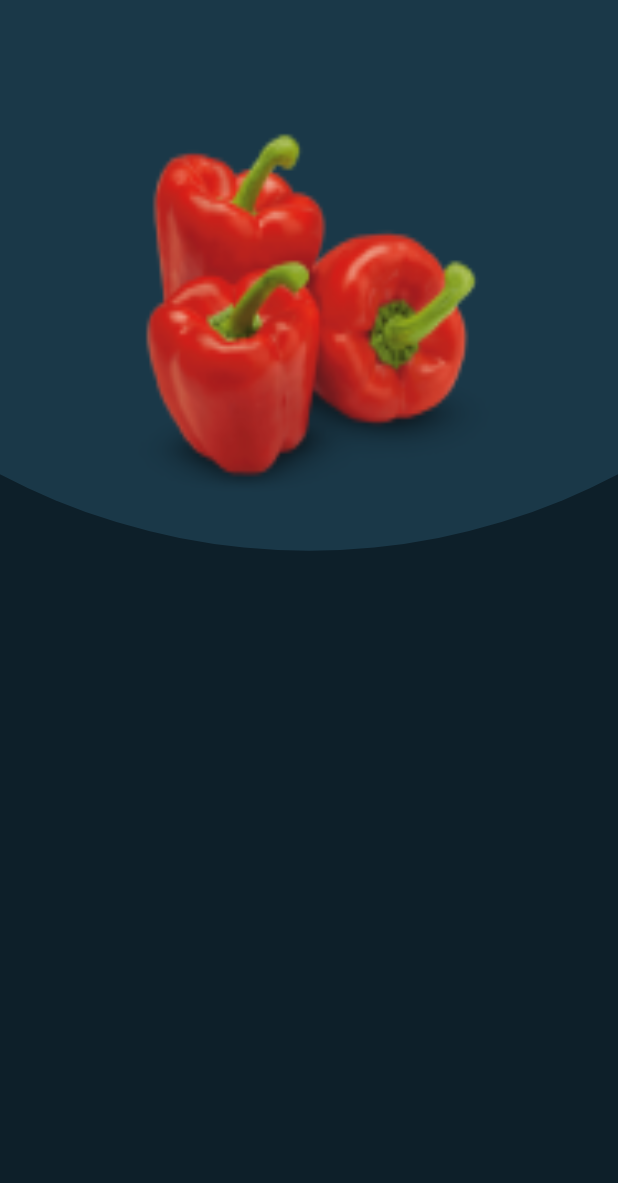
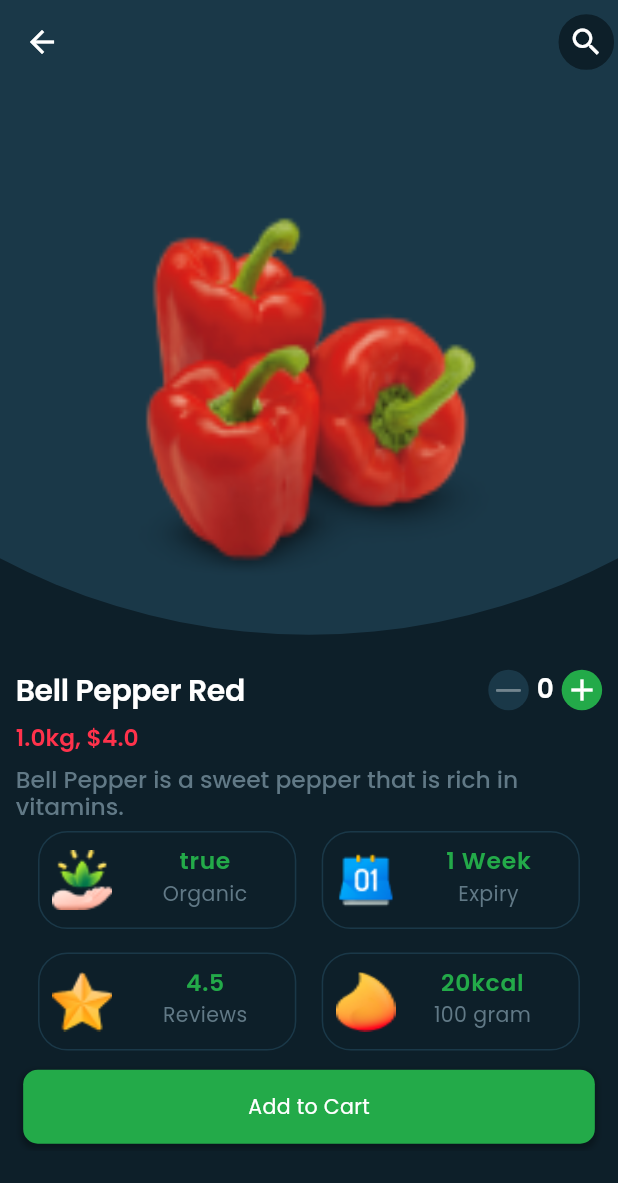
Before and after one commit to Manahil-Aamir/grocery_store, a Flutter app: the LandingPage screen opened by its route, after a tap on "Bell Pepper Red", on a phone screen of 412 x 824 dp. Shown: the top 1183 px of the screen. Run offline on Flutter 3.47's test engine with Material 3 defaults, Android fonts, the light colour scheme and no system bars; our stand-ins replace badges, cached_network_image, firebase_core, flutter_animate, flutter_screenutil, flutter_svg and 1 more; accounts and stored records are empty.

Commit message:
product and firebaase connection

```diff
--- a/lib/main.dart
+++ b/lib/main.dart
@@ -1,6 +1,10 @@
+import 'package:firebase_core/firebase_core.dart';
 import 'package:flutter/material.dart';
 import 'package:flutter_project/app.dart';
+import 'package:flutter_project/firebase_options.dart';
 
-void main() {
+void main() async {
+  WidgetsFlutterBinding.ensureInitialized();
+  await Firebase.initializeApp(options: DefaultFirebaseOptions.currentPlatform);
   runApp(const App());
 }
--- a/lib/modules/landingscreen/widgets/categoryview.dart
+++ b/lib/modules/landingscreen/widgets/categoryview.dart
@@ -2,7 +2,9 @@ import 'package:flutter/material.dart';
 import 'package:flutter_project/modules/landingscreen/controller/landing_controller.dart';
 import 'package:flutter_project/modules/landingscreen/widgets/customcategory.dart';
 import 'package:flutter_project/shared/components/widgets/customimageview.dart';
+import 'package:flutter_project/shared/extensions/widget_extensions.dart';
 import 'package:flutter_project/shared/resource/assets/images.dart';
+import 'package:flutter_project/shared/routes/Routes.dart';
 import 'package:flutter_screenutil/flutter_screenutil.dart';
 import 'package:get/get.dart';
 
@@ -30,7 +32,9 @@ class CategoryView extends GetView<LandingController> {
                     .textTheme
                     .headlineSmall
                     ?.copyWith(color: theme.primaryColor),
-              ),
+              ).click(onTap: () {
+                Get.toNamed(Routes.category);
+              }),
             ],
           ),
           10.verticalSpace,
--- a/lib/modules/product/controller/product_controller.dart
+++ b/lib/modules/product/controller/product_controller.dart
@@ -1,3 +1,9 @@
 import 'package:get/get.dart';
 
-class ProductController extends GetxController {}
+class ProductController extends GetxController {
+  int number = 0;
+
+  String num() {
+    return number.toString();
+  }
+}
--- a/lib/modules/product/view/product_page.dart
+++ b/lib/modules/product/view/product_page.dart
@@ -1,7 +1,10 @@
 import 'package:flutter/material.dart';
-import 'package:flutter/widgets.dart';
 import 'package:flutter_project/modules/product/controller/product_controller.dart';
+import 'package:flutter_project/modules/product/widgets/details.dart';
+import 'package:flutter_project/modules/product/widgets/maindetails.dart';
 import 'package:flutter_project/shared/components/classes/customitem.dart';
+import 'package:flutter_project/shared/components/widgets/custom_appbar.dart';
+import 'package:flutter_project/shared/components/widgets/custom_button.dart';
 import 'package:flutter_project/shared/components/widgets/customimageview.dart';
 import 'package:flutter_screenutil/flutter_screenutil.dart';
 import 'package:get/get.dart';
@@ -16,7 +19,12 @@ class ProductPage extends GetView<ProductController> {
     CustomItem item = Get.arguments;
     final theme = context.theme;
     return Scaffold(
-        body: Stack(
+        appBar: const CustomAppbar(),
+        body: Column(
+          children: [
+            SizedBox(
+              height: 400.h,
+              child: Stack(
                 children: [
                   Positioned(
                     top: -530.h,
@@ -24,8 +32,8 @@ class ProductPage extends GetView<ProductController> {
                     child: Container(
                       height: 906.h,
                       width: 906.w,
-            decoration:
-                BoxDecoration(shape: BoxShape.circle, color: theme.cardColor),
+                      decoration: BoxDecoration(
+                          shape: BoxShape.circle, color: theme.cardColor),
                     ),
                   ),
                   Positioned(
@@ -37,12 +45,39 @@ class ProductPage extends GetView<ProductController> {
                         imageSize: const Size(270, 250),
                         fit: BoxFit.fill),
                   ),
-        Positioned(
-          top: 600.h,
-          child: const Column(
-            children: [],
+                ],
               ),
-        )
+            ),
+            MainDetails(item: item),
+            8.verticalSpace,
+            Padding(
+              padding: EdgeInsets.symmetric(horizontal: 10.w),
+              child: Row(
+                children: [
+                  Text('${item.weight}kg, \$${item.price}',
+                      style: Theme.of(context)
+                          .textTheme
+                          .headlineSmall
+                          ?.copyWith(color: const Color(0xFFFF324B))),
+                ],
+              ),
+            ),
+            8.verticalSpace,
+            Padding(
+              padding: EdgeInsets.symmetric(horizontal: 10.w),
+              child: Text(item.description,
+                  style: Theme.of(context).textTheme.displayMedium),
+            ),
+            8.verticalSpace,
+            Details(item: item),
+            8.verticalSpace,
+            Padding(
+              padding: EdgeInsets.symmetric(horizontal: 10.w),
+              child: CustomButton(
+                text: 'Add to Cart',
+                onPressed: () {},
+              ),
+            ),
           ],
         ));
   }
--- /dev/null
+++ b/lib/modules/product/widgets/circularbutton.dart
@@ -0,0 +1,39 @@
+import 'package:flutter/material.dart';
+
+class CircularButton extends StatelessWidget {
+  final IconData icon;
+  final Color iconColor;
+  final Color containerColor;
+  final VoidCallback? onPressed;
+
+  const CircularButton({
+    super.key,
+    required this.icon,
+    required this.iconColor,
+    required this.containerColor,
+    this.onPressed,
+  });
+
+  @override
+  Widget build(BuildContext context) {
+    return Container(
+      height: 27.0,
+      width: 27.0,
+      decoration: BoxDecoration(
+        color: containerColor,
+        shape: BoxShape.circle,
+      ),
+      child: Center(
+        child: IconButton(
+          padding: EdgeInsets.zero,
+          onPressed: onPressed,
+          icon: Icon(
+            icon,
+            size: 24.0,
+            color: iconColor,
+          ),
+        ),
+      ),
+    );
+  }
+}
--- /dev/null
+++ b/lib/modules/product/widgets/details.dart
@@ -0,0 +1,48 @@
+import 'package:flutter/material.dart';
+import 'package:flutter_project/modules/product/controller/product_controller.dart';
+import 'package:flutter_project/modules/product/widgets/productinfo.dart';
+import 'package:flutter_project/shared/components/classes/customitem.dart';
+import 'package:flutter_project/shared/resource/assets/images.dart';
+import 'package:flutter_screenutil/flutter_screenutil.dart';
+import 'package:get/get.dart';
+
+class Details extends GetView<ProductController> {
+  final CustomItem item;
+
+  const Details({
+    super.key,
+    required this.item,
+  });
+
+  @override
+  Widget build(BuildContext context) {
+    return Center(
+      child: Wrap(
+        spacing: 16.0.w,
+        runSpacing: 16.0.h,
+        children: [
+          ProductInfo(
+            imageUrl: Images.organic,
+            detail: item.organic.toString(),
+            info: 'Organic',
+          ),
+          ProductInfo(
+            imageUrl: Images.expiry,
+            detail: item.expiry,
+            info: 'Expiry',
+          ),
+          ProductInfo(
+            imageUrl: Images.star,
+            detail: item.review.toString(),
+            info: 'Reviews',
+          ),
+          ProductInfo(
+            imageUrl: Images.weight,
+            detail: '${item.kcal}kcal',
+            info: '100 gram',
+          ),
+        ],
+      ),
+    );
+  }
+}
--- /dev/null
+++ b/lib/modules/product/widgets/maindetails.dart
@@ -0,0 +1,50 @@
+import 'package:flutter/cupertino.dart';
+import 'package:flutter/material.dart';
+import 'package:flutter_project/modules/product/controller/product_controller.dart';
+import 'package:flutter_project/shared/components/classes/customitem.dart';
+import 'package:flutter_screenutil/flutter_screenutil.dart';
+import 'package:get/get.dart';
+import 'circularbutton.dart';
+
+class MainDetails extends GetView<ProductController> {
+  final CustomItem item;
+
+  const MainDetails({
+    super.key,
+    required this.item,
+  });
+
+  @override
+  Widget build(BuildContext context) {
+    final theme = context.theme;
+
+    return Padding(
+      padding: EdgeInsets.symmetric(horizontal: 10.w),
+      child: Row(
+        mainAxisSize: MainAxisSize.min,
+        children: [
+          Text(
+            item.name,
+            style: Theme.of(context)
+                .textTheme
+                .displayLarge
+                ?.copyWith(fontSize: 20),
+          ),
+          const Spacer(),
+          CircularButton(
+              icon: CupertinoIcons.minus,
+              iconColor: theme.disabledColor,
+              containerColor: theme.cardColor),
+          5.horizontalSpace,
+          Text(controller.num(),
+              style: Theme.of(context).textTheme.headlineMedium),
+          5.horizontalSpace,
+          CircularButton(
+              icon: Icons.add,
+              iconColor: Colors.white,
+              containerColor: theme.primaryColor)
+        ],
+      ),
+    );
+  }
+}
--- /dev/null
+++ b/lib/modules/product/widgets/productinfo.dart
@@ -0,0 +1,50 @@
+import 'package:flutter/widgets.dart';
+import 'package:flutter_project/shared/components/widgets/customimageview.dart';
+import 'package:flutter_screenutil/flutter_screenutil.dart';
+import 'package:get/get.dart';
+
+class ProductInfo extends StatelessWidget {
+  final String imageUrl;
+  final String info;
+  final String detail;
+
+  const ProductInfo({
+    super.key,
+    required this.imageUrl,
+    required this.detail,
+    required this.info,
+  });
+
+  @override
+  Widget build(BuildContext context) {
+    final theme = context.theme;
+    return Container(
+        height: 67.h,
+        width: 163.w,
+        decoration: BoxDecoration(
+          borderRadius: BorderRadius.circular(20.r),
+          border: Border.all(color: theme.cardColor, width: 1.0),
+        ),
+        child: Padding(
+          padding: EdgeInsets.fromLTRB(8.w, 7.w, 30.w, 7.w),
+          child: Row(children: [
+            CustomImageView(
+              imagePath: imageUrl,
+              imageSize: const Size(40, 40),
+              fit: BoxFit.fill,
+            ),
+            const Spacer(),
+            Column(
+              children: [
+                Text(
+                  detail.toString(),
+                  style: theme.textTheme.bodyLarge
+                      ?.copyWith(color: theme.primaryColor),
+                ),
+                Text(info, style: theme.textTheme.bodyMedium)
+              ],
+            )
+          ]),
+        ));
+  }
+}
--- /dev/null
+++ b/lib/shared/components/widgets/custom_appbar.dart
@@ -0,0 +1,51 @@
+import 'package:flutter/material.dart';
+import 'package:flutter_project/shared/components/widgets/customimageview.dart';
+import 'package:flutter_screenutil/flutter_screenutil.dart';
+import 'package:get/get.dart';
+
+class CustomAppbar extends StatelessWidget implements PreferredSizeWidget {
+  final String? title;
+  final String? imageUrl;
+
+  const CustomAppbar({super.key, this.imageUrl, this.title});
+
+  @override
+  Size get preferredSize => const Size.fromHeight(kToolbarHeight);
+
+  @override
+  Widget build(BuildContext context) {
+    final theme = context.theme;
+    return AppBar(
+      backgroundColor: theme.cardColor,
+      title: Row(
+        mainAxisAlignment: MainAxisAlignment.center,
+        children: [
+          Text(
+            title ?? '',
+            style: Theme.of(context).textTheme.displaySmall,
+          ),
+          if (imageUrl != null)
+            CustomImageView(
+              imagePath: imageUrl!,
+              imageSize: const Size(25, 25),
+              fit: BoxFit.fill,
+            )
+        ],
+      ),
+      centerTitle: true,
+      actions: [
+        Container(
+            height: 40.h,
+            width: 40.w,
+            decoration: BoxDecoration(
+              shape: BoxShape.circle,
+              color: theme.scaffoldBackgroundColor,
+              border: Border.all(color: theme.cardColor, width: 1.0),
+            ),
+            child: const Icon(
+              Icons.search_outlined,
+            ))
+      ],
+    );
+  }
+}
--- a/lib/shared/components/widgets/fullimage.dart
+++ b/lib/shared/components/widgets/fullimage.dart
@@ -1,6 +1,4 @@
-import 'package:flutter/cupertino.dart';
 import 'package:flutter/material.dart';
-import 'package:flutter/widgets.dart';
 import 'package:flutter_project/shared/components/classes/customitem.dart';
 import 'package:get/get.dart';
 
--- a/lib/shared/resource/assets/images.dart
+++ b/lib/shared/resource/assets/images.dart
@@ -17,4 +17,8 @@ class Images {
   static const String verifyemail = '${baseImagesPath}verify_email.png';
   static const String pic = '${baseImagesPath}pic.png';
   static const String arabicginger = '${baseImagesPath}arabic_gingers.png';
+  static const String organic = '${baseImagesPath}organic.png';
+  static const String weight = '${baseImagesPath}weight.png';
+  static const String expiry = '${baseImagesPath}expiry.png';
+  static const String star = '${baseImagesPath}star.png';
 }
--- a/lib/shared/routes/Routes.dart
+++ b/lib/shared/routes/Routes.dart
@@ -18,7 +18,6 @@ import 'package:flutter_project/modules/product/bindings/product_bindings.dart';
 import 'package:flutter_project/modules/product/view/product_page.dart';
 import 'package:flutter_project/modules/splashscreen/binding/splash_binding.dart';
 import 'package:flutter_project/modules/splashscreen/view/splash_page.dart';
-import 'package:flutter_project/shared/components/classes/items.dart';
 import 'package:get/get.dart';
 
 class Routes {
--- a/pubspec.yaml
+++ b/pubspec.yaml
@@ -44,6 +44,9 @@ dependencies:
   # Use with the CupertinoIcons class for iOS style icons.
   cupertino_icons: ^1.0.6
   badges: ^3.1.2
+  firebase_core: ^2.24.2
+  firebase_auth: ^4.16.0
+  cloud_firestore: ^4.14.0
 
 dev_dependencies:
   flutter_test:
```
Also changed, not shown: assets/images/expiry.png (added), assets/images/organic.png (added), assets/images/star.png (added), assets/images/weight.png (added), firebase.json (added), lib/firebase_options.dart (added), pubspec.lock, 6 other files. Lines whose indentation alone changed are shown as unchanged.
